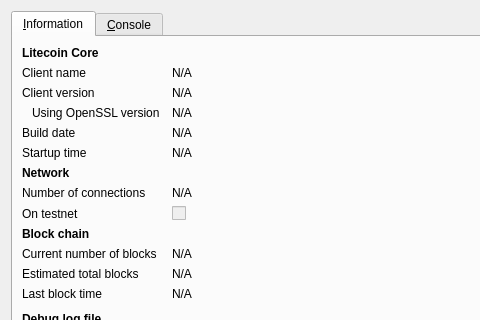
Qt form src/qt/forms/rpcconsole.ui (koheihamada/hamacoin) before a commit; both pictures show x 0 to 480 and y 0 to 320 of the 740 by 450 pixel window.
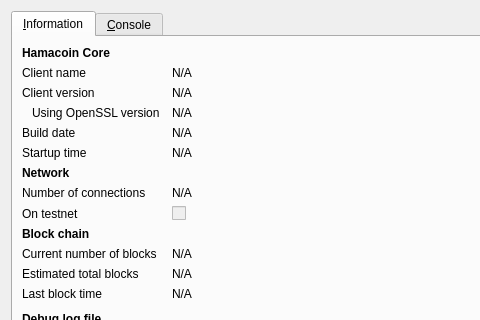
The same form after that commit. Icons and pictures are not drawn.

```diff
--- a/src/qt/forms/rpcconsole.ui
+++ b/src/qt/forms/rpcconsole.ui
@@ -36,7 +36,7 @@
           </font>
          </property>
          <property name="text">
-          <string>Litecoin Core</string>
+          <string>Hamacoin Core</string>
          </property>
         </widget>
        </item>
```
Left out of the diff: 6 changed lines with no effect on the pictures.
